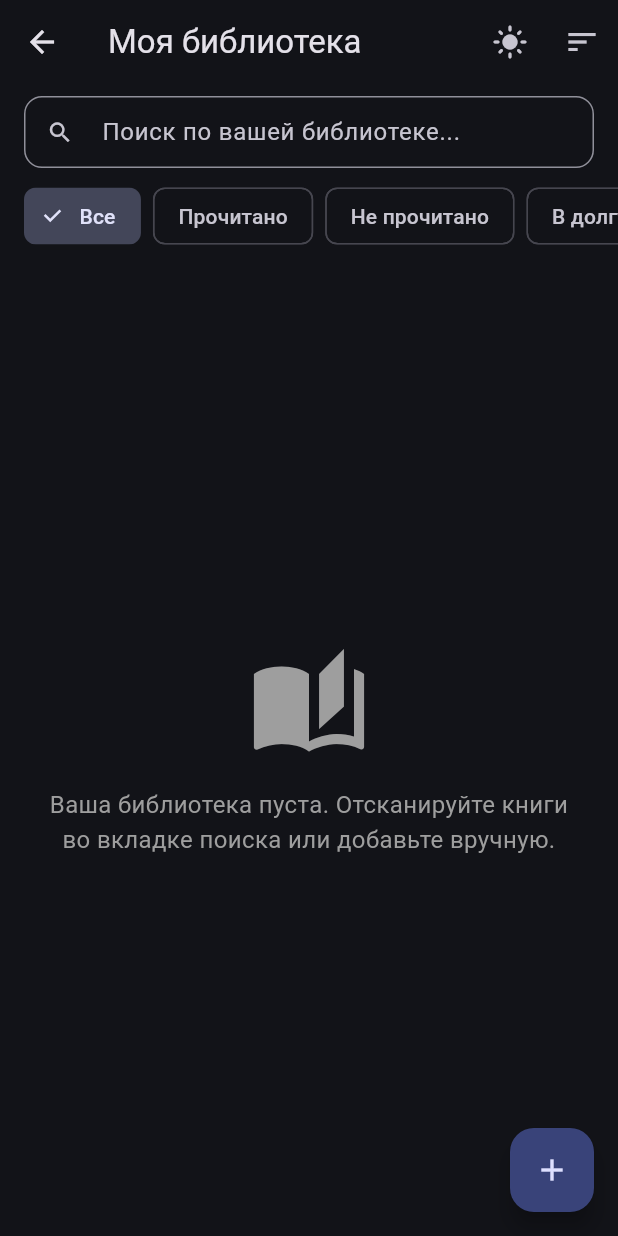
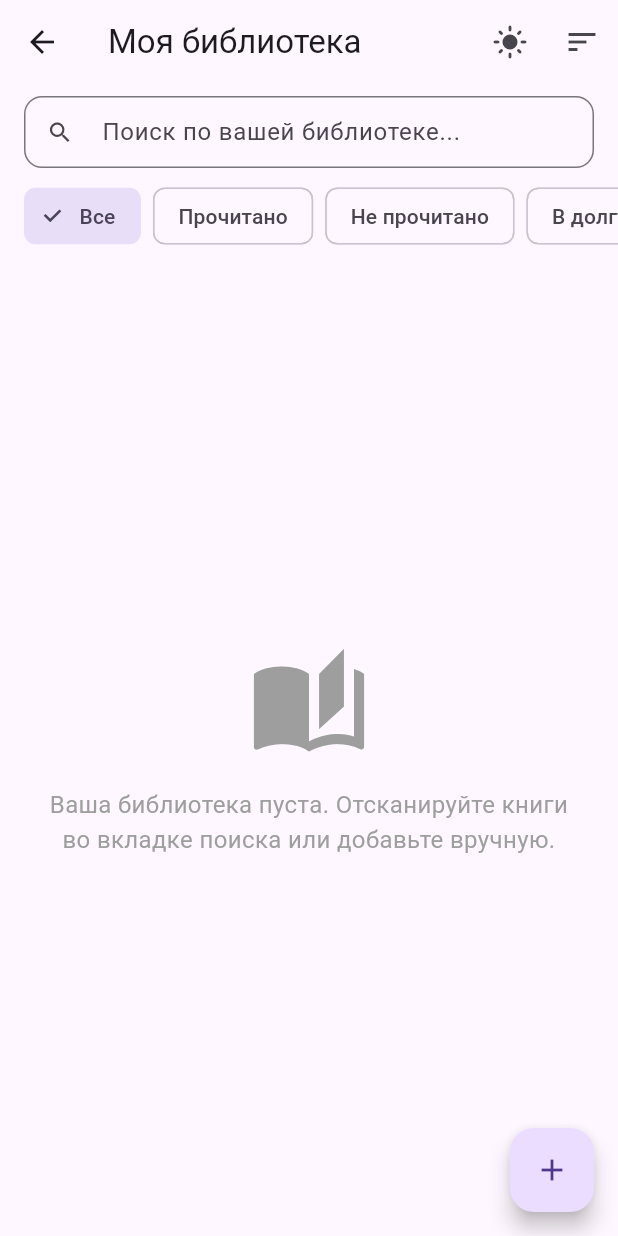
Before and after one commit to roman-the-wayne/book_scanner, a Flutter app: the _LibraryView screen opened directly, after a tap on the "dark mode" icon, on a phone screen of 412 x 824 dp. Run offline on Flutter 3.47's test engine with Material 3 defaults, Android fonts, the phone set to English and light mode, and no system bars; our stand-ins replace dartz, dio, equatable, flutter_bloc, flutter_dotenv, freezed_annotation and 4 more; missing offline and left inert: mistralai_dart; accounts and stored records are empty.

Commit message:
feat: UI/UX Design & bug solvings

```diff
--- a/lib/main.dart
+++ b/lib/main.dart
@@ -4,6 +4,7 @@ import 'package:flutter_dotenv/flutter_dotenv.dart';
 import 'core/di/injection_container.dart' as di;
 import 'core/di/injection_container.dart';
 import 'core/navigation/app_router.dart';
+import 'core/theme/app_theme.dart';
 import 'core/theme/theme_cubit.dart';
 import 'features/library/presentation/bloc/library_bloc.dart';
 import 'features/library/presentation/bloc/library_event.dart';
@@ -33,20 +34,8 @@ class MyApp extends StatelessWidget {
             title: 'Сканер книг',
             debugShowCheckedModeBanner: false,
             themeMode: themeMode,
-            theme: ThemeData(
-              colorScheme: ColorScheme.fromSeed(
-                seedColor: Colors.indigo,
-                brightness: Brightness.light,
-              ),
-              useMaterial3: true,
-            ),
-            darkTheme: ThemeData(
-              colorScheme: ColorScheme.fromSeed(
-                seedColor: Colors.indigo,
-                brightness: Brightness.dark,
-              ),
-              useMaterial3: true,
-            ),
+            theme: AppTheme.lightTheme,
+            darkTheme: AppTheme.darkTheme,
             routerConfig: appRouter,
           );
         },
--- a/pubspec.yaml
+++ b/pubspec.yaml
@@ -48,7 +48,6 @@ dependencies:
   mistralai_dart: ^5.0.0
   http: ^1.6.0
   shared_preferences: ^2.3.2
-  cached_network_image: ^4.0.4
 dev_dependencies:
   flutter_test:
     sdk: flutter
```
Also changed, not shown: lib/features/book_scanner/presentation/pages/search_books_page.dart (+13 -11 lines), lib/features/library/presentation/pages/book_details_page.dart (+12 -10 lines), lib/features/library/presentation/pages/library_page.dart (+31 -13 lines), pubspec.lock, 3 other files.
